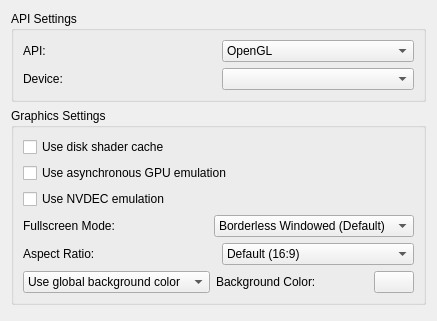
QuantumGhost/yuzu, file src/yuzu/configuration/configure_graphics.ui: the form before one commit.
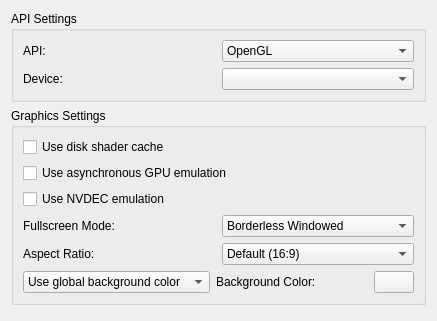
The form after the commit.

```diff
--- a/src/yuzu/configuration/configure_graphics.ui
+++ b/src/yuzu/configuration/configure_graphics.ui
@@ -130,7 +130,7 @@
             <widget class="QComboBox" name="fullscreen_mode_combobox">
              <item>
               <property name="text">
-               <string>Borderless Windowed (Default)</string>
+               <string>Borderless Windowed</string>
               </property>
              </item>
              <item>
```
